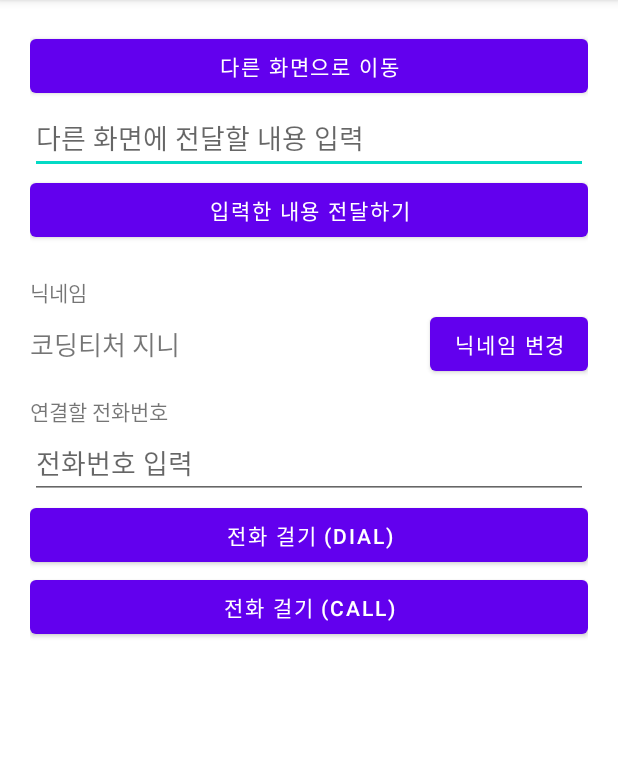
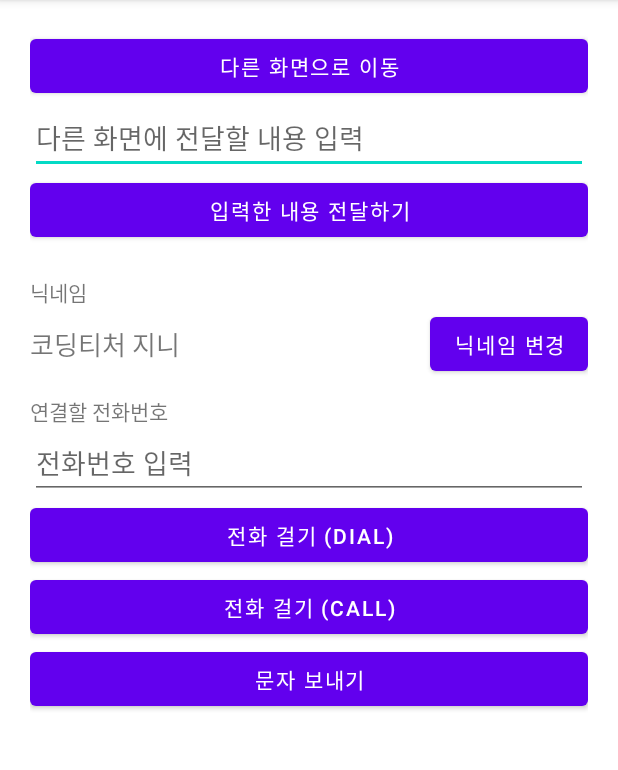
Before and after one commit to cho881020/Intent_20210819, an Android app: the screen it shows after launch (MainActivity), on a phone screen of 412 x 824 dp, the part 84-854 px from its top. Run offline under Robolectric (Android 15) with nearby library versions, the phone set to English and light mode, and no system bars.

Commit message:
문자 보내보기 예제

```diff
--- a/app/src/main/res/layout/activity_main.xml
+++ b/app/src/main/res/layout/activity_main.xml
@@ -85,5 +85,12 @@
         android:layout_height="wrap_content"
         android:text="전화 걸기 (CALL)" />
 
+    <Button
+        android:id="@+id/smsBtn"
+        android:layout_width="match_parent"
+        android:layout_height="wrap_content"
+        android:text="문자 보내기" />
+
+
 
 </LinearLayout>
```
Also changed, not shown: app/src/main/java/com/neppplus/intent_20210819/MainActivity.kt (+11 -0 lines).
